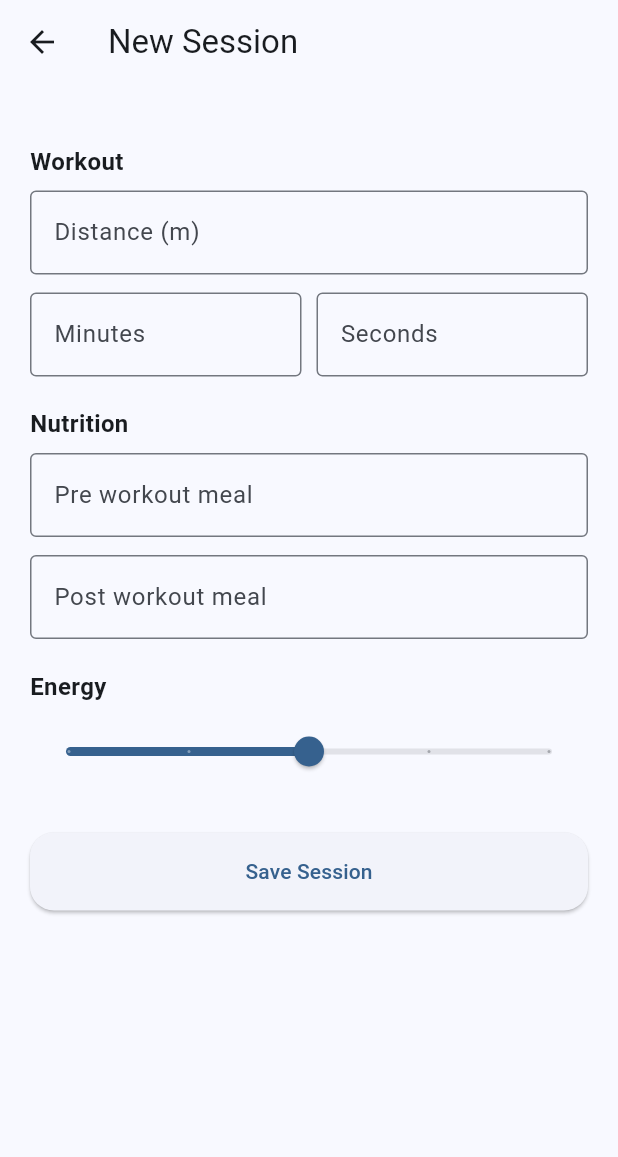
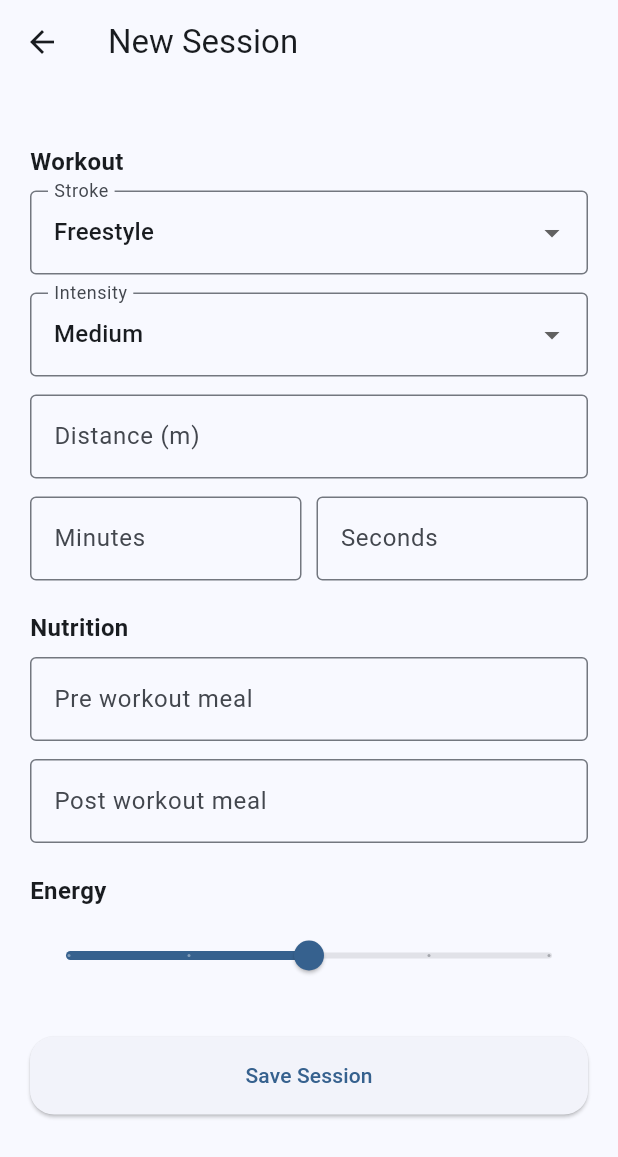
Before and after one commit to Salamander090909/Svom, a Flutter app: the screen it shows after launch, after a tap on the "add" icon, on a phone screen of 412 x 824 dp. Shown: the top 1157 px of the screen. Run offline on Flutter 3.47's test engine with Material 3 defaults, Android fonts, the phone set to English and light mode, and no system bars; our stand-ins replace fl_chart, hive, hive_flutter; accounts and stored records are empty; project files that could hold a hidden picture were left out.

Commit message:
update på hive problem, og home_content

```diff
--- a/lib/home_content.dart
+++ b/lib/home_content.dart
@@ -1,39 +1,51 @@
 import 'package:flutter/material.dart';
+import 'package:hive_flutter/hive_flutter.dart';
+import '../models/session.dart';
+import './pages/session_detail.dart';
 
 class HomeContent extends StatelessWidget {
   const HomeContent({super.key});
 
   @override
   Widget build(BuildContext context) {
-    return SafeArea(
-      child: Padding(
-        padding: const EdgeInsets.all(20),
-        child: Column(
-          crossAxisAlignment: CrossAxisAlignment.start,
-          children: [
-            const Text(
-              "Swim Sessions",
-              style: TextStyle(
-                fontSize: 28,
-                fontWeight: FontWeight.bold,
+    final box = Hive.box<Session>('sessions');
+
+    return ValueListenableBuilder(
+      valueListenable: box.listenable(),
+      builder: (context, Box<Session> box, _) {
+        if (box.isEmpty) {
+          return const Center(
+            child: Text("No sessions yet"),
+          );
+        }
+
+        final sessions = box.values.toList().reversed.toList();
+
+        return ListView.builder(
+          padding: const EdgeInsets.all(16),
+          itemCount: sessions.length,
+          itemBuilder: (context, index) {
+            final session = sessions[index];
+
+            return Card(
+              child: ListTile(
+                title: Text("${session.distance}m • ${session.stroke}"),
+                subtitle: Text(
+                  "${session.intensity} • ${session.date.day}.${session.date.month}.${session.date.year}",
+                ),
+                onTap: () {
+                  Navigator.push(
+                    context,
+                    MaterialPageRoute(
+                      builder: (_) => SessionDetailPage(session: session),
+                    ),
+                  );
+                },
               ),
-            ),
-            const SizedBox(height: 20),
-
-            Expanded(
-              child: Center(
-                child: Text(
-                  "Your sessions will appear here",
-                  style: TextStyle(
-                    fontSize: 18,
-                    color: Colors.grey[600],
-                  ),
-                ),
-              ),
-            ),
-          ],
-        ),
-      ),
+            );
+          },
+        );
+      },
     );
   }
 }
--- a/lib/main.dart
+++ b/lib/main.dart
@@ -5,13 +5,11 @@ import 'models/session.dart';
 
 void main() async {
   WidgetsFlutterBinding.ensureInitialized();
-
-  await Hive.deleteBoxFromDisk('sessions');
-
   await Hive.initFlutter();
 
+  await Hive.deleteFromDisk(); // SLETTER ALL HIVE DATA FULLSTENDIG
+
   Hive.registerAdapter(SessionAdapter());
-
   await Hive.openBox<Session>('sessions');
 
   runApp(const MyApp());
--- a/lib/pages/new_session.dart
+++ b/lib/pages/new_session.dart
@@ -19,6 +19,19 @@ class _NewSessionPageState extends State<NewSessionPage> {
   String _stroke = 'Freestyle';
   String _intensity = 'Medium';
   int _energy = 3;
+
+  final List<String> _strokes = [
+    'Freestyle',
+    'Breaststroke',
+    'Backstroke',
+    'Butterfly',
+  ];
+
+  final List<String> _intensities = [
+    'Low',
+    'Medium',
+    'High',
+  ];
 
   void _saveSession() {
     final distance = double.tryParse(_distanceController.text);
@@ -50,9 +63,32 @@ class _NewSessionPageState extends State<NewSessionPage> {
       padding: const EdgeInsets.only(bottom: 8, top: 20),
       child: Text(
         text,
-        style: const TextStyle(
-            fontSize: 16, fontWeight: FontWeight.bold),
+        style: const TextStyle(fontSize: 16, fontWeight: FontWeight.bold),
       ),
+    );
+  }
+
+  Widget dropdownField({
+    required String label,
+    required String value,
+    required List<String> items,
+    required Function(String?) onChanged,
+  }) {
+    return DropdownButtonFormField<String>(
+      value: value,
+      decoration: InputDecoration(
+        labelText: label,
+        border: const OutlineInputBorder(),
+      ),
+      items: items
+          .map(
+            (item) => DropdownMenuItem(
+              value: item,
+              child: Text(item),
+            ),
+          )
+          .toList(),
+      onChanged: onChanged,
     );
   }
 
@@ -66,6 +102,33 @@ class _NewSessionPageState extends State<NewSessionPage> {
           crossAxisAlignment: CrossAxisAlignment.start,
           children: [
             sectionTitle('Workout'),
+
+            dropdownField(
+              label: 'Stroke',
+              value: _stroke,
+              items: _strokes,
+              onChanged: (value) {
+                setState(() {
+                  _stroke = value!;
+                });
+              },
+            ),
+
+            const SizedBox(height: 12),
+
+            dropdownField(
+              label: 'Intensity',
+              value: _intensity,
+              items: _intensities,
+              onChanged: (value) {
+                setState(() {
+                  _intensity = value!;
+                });
+              },
+            ),
+
+            const SizedBox(height: 12),
+
             TextField(
               controller: _distanceController,
               keyboardType: TextInputType.number,
@@ -74,7 +137,9 @@ class _NewSessionPageState extends State<NewSessionPage> {
                 border: OutlineInputBorder(),
               ),
             ),
+
             const SizedBox(height: 12),
+
             Row(
               children: [
                 Expanded(
@@ -102,6 +167,7 @@ class _NewSessionPageState extends State<NewSessionPage> {
             ),
 
             sectionTitle('Nutrition'),
+
             TextField(
               controller: _preMealController,
               decoration: const InputDecoration(
@@ -109,7 +175,9 @@ class _NewSessionPageState extends State<NewSessionPage> {
                 border: OutlineInputBorder(),
               ),
             ),
+
             const SizedBox(height: 12),
+
             TextField(
               controller: _postMealController,
               decoration: const InputDecoration(
@@ -119,6 +187,7 @@ class _NewSessionPageState extends State<NewSessionPage> {
             ),
 
             sectionTitle('Energy'),
+
             Slider(
               value: _energy.toDouble(),
               min: 1,
@@ -133,6 +202,7 @@ class _NewSessionPageState extends State<NewSessionPage> {
             ),
 
             const SizedBox(height: 30),
+
             SizedBox(
               width: double.infinity,
               child: ElevatedButton(
@@ -140,8 +210,8 @@ class _NewSessionPageState extends State<NewSessionPage> {
                 style: ElevatedButton.styleFrom(
                   padding: const EdgeInsets.all(16),
                   shape: RoundedRectangleBorder(
-                      borderRadius:
-                          BorderRadius.circular(16)),
+                    borderRadius: BorderRadius.circular(16),
+                  ),
                 ),
                 child: const Text('Save Session'),
               ),
```
